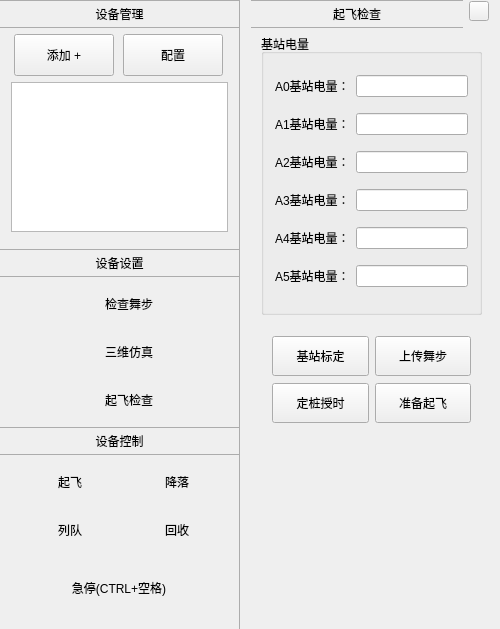
First picture: the form in UAVManage/devicemanage.ui, repository gessd/UAVManage, before the edit.
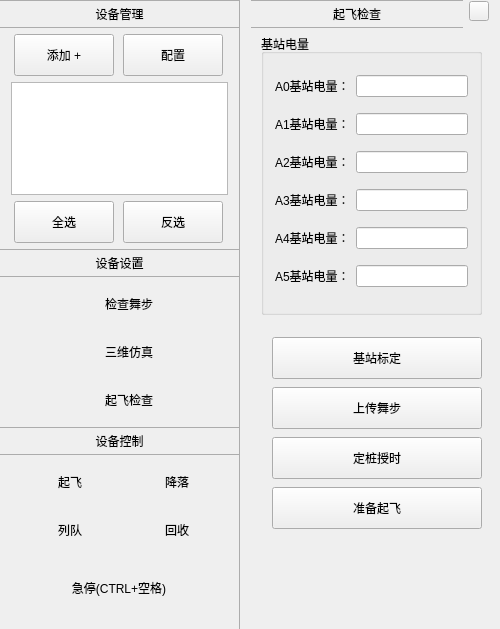
Second picture: the form after the edit. Icons and pictures are not drawn.

```diff
--- a/UAVManage/devicemanage.ui
+++ b/UAVManage/devicemanage.ui
@@ -241,7 +241,7 @@
            <x>10</x>
            <y>290</y>
            <width>221</width>
-           <height>111</height>
+           <height>221</height>
           </rect>
          </property>
          <layout class="QGridLayout" name="gridLayout_5">
@@ -249,14 +249,8 @@
            <widget class="QToolButton" name="btnBaseStation">
             <property name="minimumSize">
              <size>
-              <width>80</width>
-              <height>40</height>
-             </size>
-            </property>
-            <property name="maximumSize">
-             <size>
-              <width>120</width>
-              <height>16777215</height>
+              <width>210</width>
+              <height>42</height>
              </size>
             </property>
             <property name="text">
@@ -277,50 +271,12 @@
             </property>
            </widget>
           </item>
-          <item row="2" column="0">
-           <widget class="QToolButton" name="toolButton">
-            <property name="minimumSize">
-             <size>
-              <width>80</width>
-              <height>40</height>
-             </size>
-            </property>
-            <property name="maximumSize">
-             <size>
-              <width>120</width>
-              <height>16777215</height>
-             </size>
-            </property>
-            <property name="text">
-             <string>定桩授时</string>
-            </property>
-            <property name="icon">
-             <iconset resource="uavmanage.qrc">
-              <normaloff>:/res/images/time.png</normaloff>:/res/images/time.png</iconset>
-            </property>
-            <property name="iconSize">
-             <size>
-              <width>22</width>
-              <height>22</height>
-             </size>
-            </property>
-            <property name="toolButtonStyle">
-             <enum>Qt::ToolButtonTextBesideIcon</enum>
-            </property>
-           </widget>
-          </item>
-          <item row="0" column="1">
+          <item row="1" column="0">
            <widget class="QToolButton" name="btnWaypointUpload">
             <property name="minimumSize">
              <size>
-              <width>80</width>
-              <height>40</height>
-             </size>
-            </property>
-            <property name="maximumSize">
-             <size>
-              <width>120</width>
-              <height>16777215</height>
+              <width>210</width>
+              <height>42</height>
              </size>
             </property>
             <property name="text">
@@ -341,18 +297,38 @@
             </property>
            </widget>
           </item>
-          <item row="2" column="1">
+          <item row="2" column="0">
+           <widget class="QToolButton" name="btnConsistent">
+            <property name="minimumSize">
+             <size>
+              <width>210</width>
+              <height>42</height>
+             </size>
+            </property>
+            <property name="text">
+             <string>定桩授时</string>
+            </property>
+            <property name="icon">
+             <iconset resource="uavmanage.qrc">
+              <normaloff>:/res/images/time.png</normaloff>:/res/images/time.png</iconset>
+            </property>
+            <property name="iconSize">
+             <size>
+              <width>22</width>
+              <height>22</height>
+             </size>
+            </property>
+            <property name="toolButtonStyle">
+             <enum>Qt::ToolButtonTextBesideIcon</enum>
+            </property>
+           </widget>
+          </item>
+          <item row="3" column="0">
            <widget class="QToolButton" name="btnDevicePrepare">
             <property name="minimumSize">
              <size>
-              <width>80</width>
-              <height>40</height>
-             </size>
-            </property>
-            <property name="maximumSize">
-             <size>
-              <width>120</width>
-              <height>16777215</height>
+              <width>210</width>
+              <height>42</height>
              </size>
             </property>
             <property name="text">
@@ -441,6 +417,9 @@
          <property name="topMargin">
           <number>0</number>
          </property>
+         <property name="bottomMargin">
+          <number>0</number>
+         </property>
          <item>
           <widget class="QWidget" name="widgetAdd" native="true">
            <layout class="QHBoxLayout" name="horizontalLayout">
@@ -510,6 +489,50 @@
            </property>
           </widget>
          </item>
+         <item>
+          <widget class="QWidget" name="widget" native="true">
+           <layout class="QHBoxLayout" name="horizontalLayout_2">
+            <property name="leftMargin">
+             <number>0</number>
+            </property>
+            <property name="topMargin">
+             <number>0</number>
+            </property>
+            <property name="rightMargin">
+             <number>0</number>
+            </property>
+            <property name="bottomMargin">
+             <number>0</number>
+            </property>
+            <item>
+             <widget class="QToolButton" name="btnSelectAll">
+              <property name="minimumSize">
+               <size>
+                <width>100</width>
+                <height>42</height>
+               </size>
+              </property>
+              <property name="text">
+               <string>全选</string>
+              </property>
+             </widget>
+            </item>
+            <item>
+             <widget class="QToolButton" name="btnReverse">
+              <property name="minimumSize">
+               <size>
+                <width>100</width>
+                <height>42</height>
+               </size>
+              </property>
+              <property name="text">
+               <string>反选</string>
+              </property>
+             </widget>
+            </item>
+           </layout>
+          </widget>
+         </item>
         </layout>
        </widget>
       </item>
```
